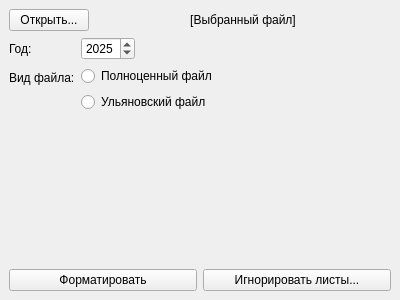
The window that ui/diplomUI.ui (Viraremi/ulstu_praktik) describes before a commit, drawn with Qt 5.
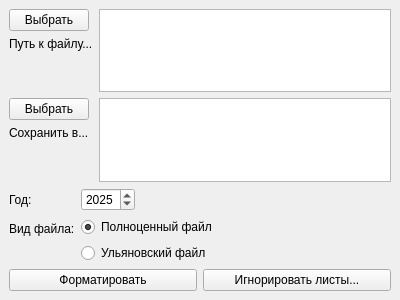
The same window after the commit.

The edit to the form file:
```diff
--- a/ui/diplomUI.ui
+++ b/ui/diplomUI.ui
@@ -20,10 +20,12 @@
    <string>MainWindow</string>
   </property>
   <widget class="QWidget" name="centralwidget">
+   <layout class="QVBoxLayout" name="verticalLayout_8">
+    <item>
+     <layout class="QFormLayout" name="formLayout">
+      <item row="0" column="0">
    <layout class="QVBoxLayout" name="verticalLayout_2">
     <item>
-     <layout class="QHBoxLayout" name="fileLoad">
-      <item>
        <widget class="QPushButton" name="btnOpenFile">
         <property name="sizePolicy">
          <sizepolicy hsizetype="Maximum" vsizetype="Maximum">
@@ -32,43 +34,85 @@
          </sizepolicy>
         </property>
         <property name="text">
-         <string>Открыть...</string>
+           <string>Выбрать</string>
         </property>
        </widget>
       </item>
       <item>
-       <widget class="QLabel" name="labelSelectedFile">
+         <widget class="QLabel" name="labelFilePath">
         <property name="sizePolicy">
-         <sizepolicy hsizetype="Expanding" vsizetype="Maximum">
+           <sizepolicy hsizetype="Expanding" vsizetype="Preferred">
           <horstretch>0</horstretch>
           <verstretch>0</verstretch>
          </sizepolicy>
         </property>
-        <property name="frameShape">
-         <enum>QFrame::NoFrame</enum>
-        </property>
-        <property name="frameShadow">
-         <enum>QFrame::Plain</enum>
-        </property>
-        <property name="lineWidth">
-         <number>1</number>
+          <property name="text">
+           <string>Путь к файлу...</string>
+          </property>
+          <property name="alignment">
+           <set>Qt::AlignLeading|Qt::AlignLeft|Qt::AlignTop</set>
+          </property>
+         </widget>
+        </item>
+       </layout>
+      </item>
+      <item row="0" column="1">
+       <widget class="QTextEdit" name="textEditSelectedFilePath">
+        <property name="sizePolicy">
+         <sizepolicy hsizetype="Expanding" vsizetype="Expanding">
+          <horstretch>0</horstretch>
+          <verstretch>0</verstretch>
+         </sizepolicy>
         </property>
-        <property name="midLineWidth">
-         <number>0</number>
+       </widget>
+      </item>
+      <item row="1" column="0">
+       <layout class="QVBoxLayout" name="verticalLayout_7">
+        <item>
+         <widget class="QPushButton" name="btnSelectResultPath">
+          <property name="sizePolicy">
+           <sizepolicy hsizetype="Maximum" vsizetype="Maximum">
+            <horstretch>0</horstretch>
+            <verstretch>0</verstretch>
+           </sizepolicy>
         </property>
         <property name="text">
-         <string>[Выбранный файл]</string>
-        </property>
-        <property name="textFormat">
-         <enum>Qt::PlainText</enum>
-        </property>
+           <string>Выбрать</string>
+          </property>
+         </widget>
+        </item>
+        <item>
+         <widget class="QLabel" name="labelSaveTo">
+          <property name="sizePolicy">
+           <sizepolicy hsizetype="Expanding" vsizetype="Expanding">
+            <horstretch>0</horstretch>
+            <verstretch>0</verstretch>
+           </sizepolicy>
+          </property>
+          <property name="text">
+           <string>Сохранить в...</string>
+          </property>
         <property name="alignment">
-         <set>Qt::AlignCenter</set>
+           <set>Qt::AlignLeading|Qt::AlignLeft|Qt::AlignTop</set>
         </property>
        </widget>
       </item>
      </layout>
     </item>
+      <item row="1" column="1">
+       <widget class="QTextEdit" name="textEditResultPath">
+        <property name="sizePolicy">
+         <sizepolicy hsizetype="Expanding" vsizetype="Expanding">
+          <horstretch>0</horstretch>
+          <verstretch>0</verstretch>
+         </sizepolicy>
+        </property>
+       </widget>
+      </item>
+     </layout>
+    </item>
+    <item>
+     <layout class="QHBoxLayout" name="horizontalLayout">
     <item>
      <layout class="QFormLayout" name="formLayoutSettings">
       <item row="0" column="0">
@@ -123,6 +167,9 @@
           <property name="text">
            <string>Полноценный файл</string>
           </property>
+            <property name="checked">
+             <bool>true</bool>
+            </property>
          </widget>
         </item>
         <item>
@@ -133,6 +180,24 @@
          </widget>
         </item>
        </layout>
+        </item>
+       </layout>
+      </item>
+      <item>
+       <widget class="QLabel" name="labelError">
+        <property name="sizePolicy">
+         <sizepolicy hsizetype="Expanding" vsizetype="Expanding">
+          <horstretch>0</horstretch>
+          <verstretch>0</verstretch>
+         </sizepolicy>
+        </property>
+        <property name="text">
+         <string/>
+        </property>
+        <property name="alignment">
+         <set>Qt::AlignLeading|Qt::AlignLeft|Qt::AlignTop</set>
+        </property>
+       </widget>
       </item>
      </layout>
     </item>
```
Lines whose indentation alone changed are shown as unchanged.
